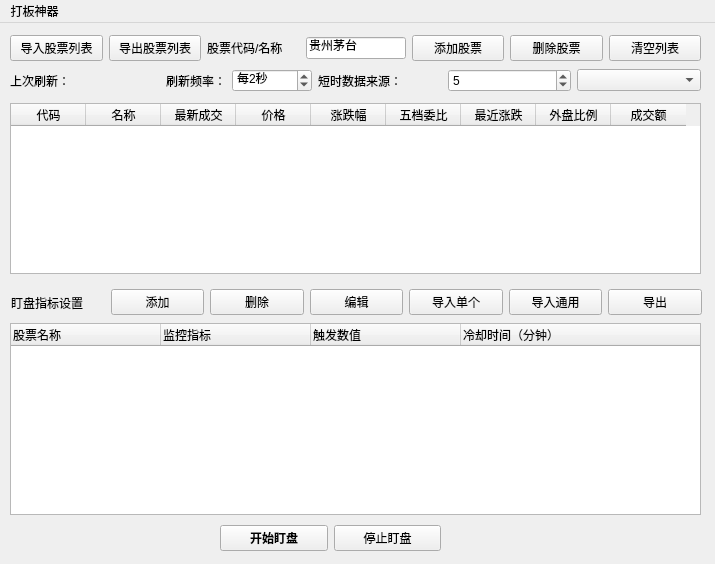
First picture: the form in QtDesign/LiveTracker.ui, repository victor647/QuantumStockTrade, before the edit.
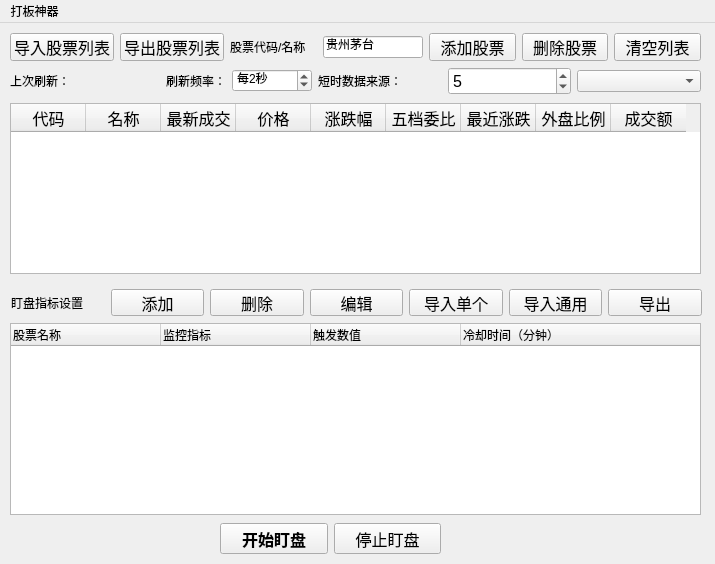
Second picture: the form after the edit.

The edit to the form file:
```diff
--- a/QtDesign/LiveTracker.ui
+++ b/QtDesign/LiveTracker.ui
@@ -25,8 +25,8 @@
     </property>
     <property name="font">
      <font>
-      <family>Microsoft YaHei UI</family>
-      <pointsize>9</pointsize>
+      <family>Helvetica</family>
+      <pointsize>12</pointsize>
      </font>
     </property>
     <property name="editTriggers">
@@ -103,8 +103,8 @@
         <widget class="QPushButton" name="btnImportStockList">
          <property name="font">
           <font>
-           <family>Microsoft YaHei UI</family>
-           <pointsize>9</pointsize>
+           <family>Helvetica</family>
+           <pointsize>12</pointsize>
           </font>
          </property>
          <property name="text">
@@ -116,8 +116,8 @@
         <widget class="QPushButton" name="btnExportStockList">
          <property name="font">
           <font>
-           <family>Microsoft YaHei UI</family>
-           <pointsize>9</pointsize>
+           <family>Helvetica</family>
+           <pointsize>12</pointsize>
           </font>
          </property>
          <property name="text">
@@ -129,7 +129,7 @@
         <widget class="QLabel" name="lblNewStockCode">
          <property name="font">
           <font>
-           <family>Microsoft YaHei UI</family>
+           <family>Helvetica</family>
           </font>
          </property>
          <property name="text">
@@ -147,7 +147,7 @@
          </property>
          <property name="font">
           <font>
-           <family>Microsoft YaHei UI</family>
+           <family>Helvetica</family>
           </font>
          </property>
          <property name="text">
@@ -162,8 +162,8 @@
         <widget class="QPushButton" name="btnAddStock">
          <property name="font">
           <font>
-           <family>Microsoft YaHei UI</family>
-           <pointsize>9</pointsize>
+           <family>Helvetica</family>
+           <pointsize>12</pointsize>
           </font>
          </property>
          <property name="text">
@@ -175,8 +175,8 @@
         <widget class="QPushButton" name="btnRemoveStock">
          <property name="font">
           <font>
-           <family>Microsoft YaHei UI</family>
-           <pointsize>9</pointsize>
+           <family>Helvetica</family>
+           <pointsize>12</pointsize>
           </font>
          </property>
          <property name="text">
@@ -188,8 +188,8 @@
         <widget class="QPushButton" name="btnClearStocks">
          <property name="font">
           <font>
-           <family>Microsoft YaHei UI</family>
-           <pointsize>9</pointsize>
+           <family>Helvetica</family>
+           <pointsize>12</pointsize>
           </font>
          </property>
          <property name="text">
@@ -211,7 +211,7 @@
          </property>
          <property name="font">
           <font>
-           <family>Microsoft YaHei UI</family>
+           <family>Helvetica</family>
           </font>
          </property>
          <property name="text">
@@ -229,7 +229,7 @@
          </property>
          <property name="font">
           <font>
-           <family>Microsoft YaHei UI</family>
+           <family>Helvetica</family>
           </font>
          </property>
          <property name="text">
@@ -271,7 +271,7 @@
         <widget class="QLabel" name="lblRecentMeasurement">
          <property name="font">
           <font>
-           <family>Microsoft YaHei UI</family>
+           <family>Helvetica</family>
           </font>
          </property>
          <property name="text">
@@ -283,8 +283,8 @@
         <widget class="QSpinBox" name="spbRecentMeasureCount">
          <property name="font">
           <font>
-           <family>Microsoft YaHei UI</family>
-           <pointsize>9</pointsize>
+           <family>Helvetica</family>
+           <pointsize>12</pointsize>
           </font>
          </property>
          <property name="suffix">
@@ -361,8 +361,8 @@
       <widget class="QPushButton" name="btnStartTracking">
        <property name="font">
         <font>
-         <family>Microsoft YaHei UI</family>
-         <pointsize>9</pointsize>
+         <family>Helvetica</family>
+         <pointsize>12</pointsize>
          <weight>75</weight>
          <bold>true</bold>
         </font>
@@ -376,8 +376,8 @@
       <widget class="QPushButton" name="btnStopTracking">
        <property name="font">
         <font>
-         <family>Microsoft YaHei UI</family>
-         <pointsize>9</pointsize>
+         <family>Helvetica</family>
+         <pointsize>12</pointsize>
         </font>
        </property>
        <property name="text">
@@ -413,8 +413,8 @@
       <widget class="QPushButton" name="btnAddCondition">
        <property name="font">
         <font>
-         <family>Microsoft YaHei UI</family>
-         <pointsize>9</pointsize>
+         <family>Helvetica</family>
+         <pointsize>12</pointsize>
         </font>
        </property>
        <property name="text">
@@ -426,8 +426,8 @@
       <widget class="QPushButton" name="btnDeleteCondition">
        <property name="font">
         <font>
-         <family>Microsoft YaHei UI</family>
-         <pointsize>9</pointsize>
+         <family>Helvetica</family>
+         <pointsize>12</pointsize>
         </font>
        </property>
        <property name="text">
@@ -439,8 +439,8 @@
       <widget class="QPushButton" name="btnEditCondition">
        <property name="font">
         <font>
-         <family>Microsoft YaHei UI</family>
-         <pointsize>9</pointsize>
+         <family>Helvetica</family>
+         <pointsize>12</pointsize>
         </font>
        </property>
        <property name="text">
@@ -452,8 +452,8 @@
       <widget class="QPushButton" name="btnImportMonitorConditions">
        <property name="font">
         <font>
-         <family>Microsoft YaHei UI</family>
-         <pointsize>9</pointsize>
+         <family>Helvetica</family>
+         <pointsize>12</pointsize>
         </font>
        </property>
        <property name="text">
@@ -465,8 +465,8 @@
       <widget class="QPushButton" name="btnImportGenericConditions">
        <property name="font">
         <font>
-         <family>Microsoft YaHei UI</family>
-         <pointsize>9</pointsize>
+         <family>Helvetica</family>
+         <pointsize>12</pointsize>
         </font>
        </property>
        <property name="text">
@@ -478,8 +478,8 @@
       <widget class="QPushButton" name="btnExportMonitorConditions">
        <property name="font">
         <font>
-         <family>Microsoft YaHei UI</family>
-         <pointsize>9</pointsize>
+         <family>Helvetica</family>
+         <pointsize>12</pointsize>
         </font>
        </property>
        <property name="text">
```
Left out of the diff: 4 changed lines with no effect on the pictures.
